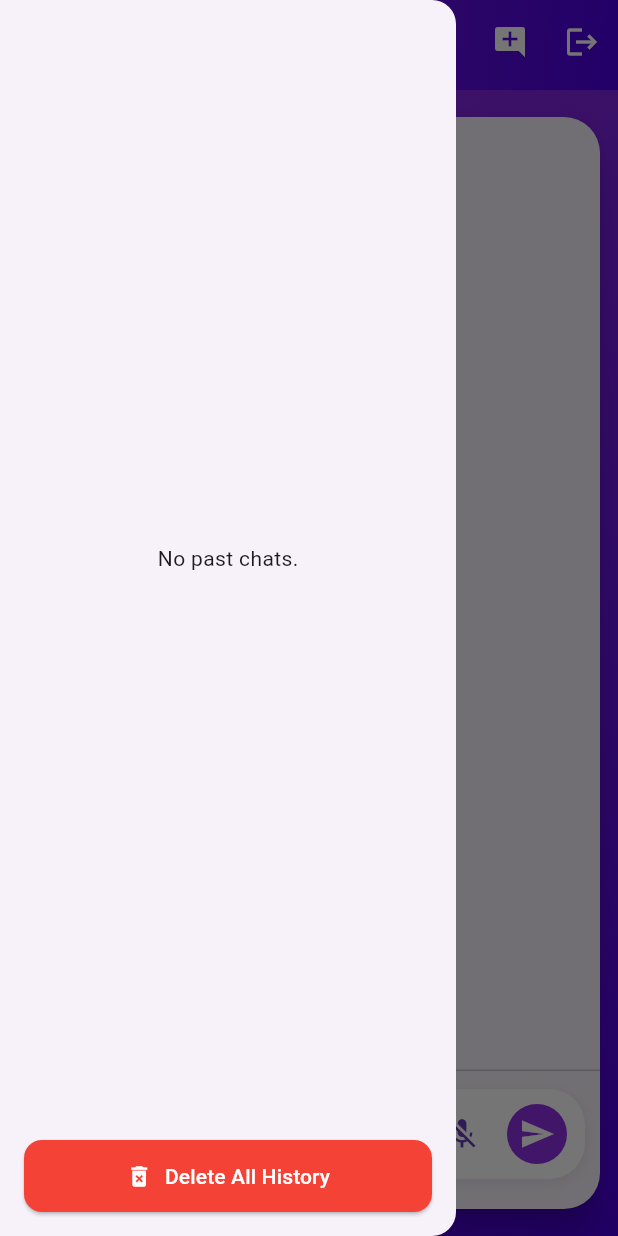
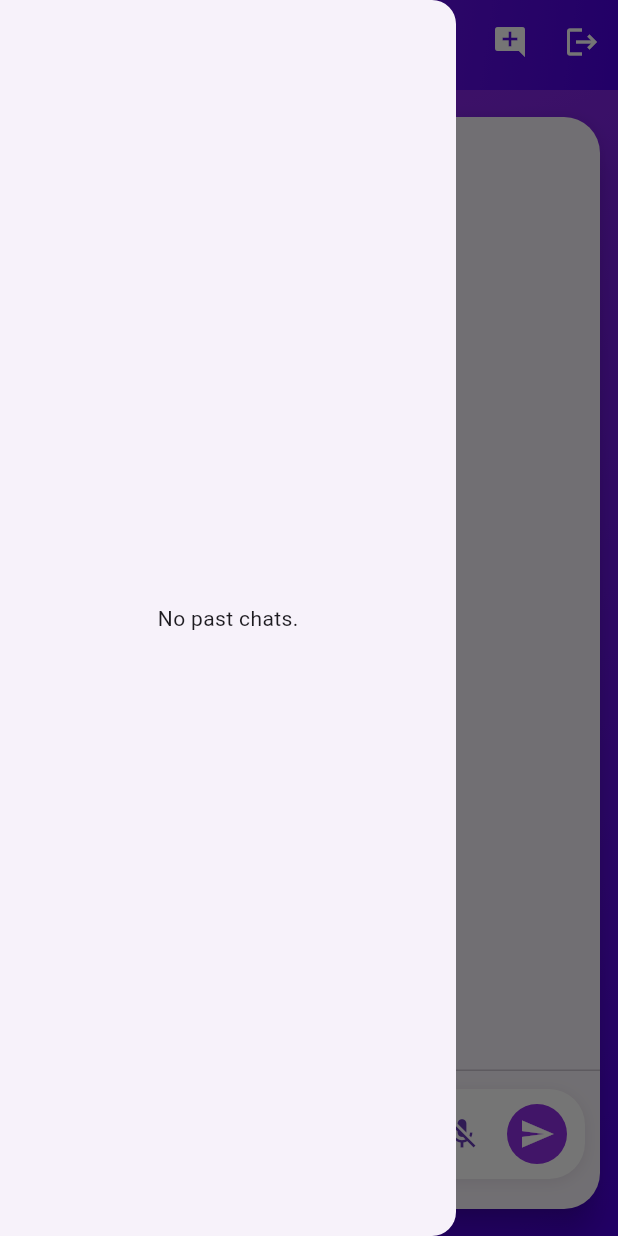
Before and after one commit to saswatsaubhagya/assistant, a Flutter app: the ChatPage screen opened directly with empty values, with the side drawer open, on a phone screen of 412 x 824 dp. Run offline on Flutter 3.47's test engine with Material 3 defaults, Android fonts, the phone set to English and light mode, and no system bars; our stand-ins replace shared_preferences, speech_to_text; accounts and stored records are empty.

Commit message:
Revert "Refactor ChatHistoryDrawer to use StatefulWidget for improved session management"
This reverts commit bd4d1b91fb8eb7f577392179299f93aac7ba097b.

```diff
--- a/lib/widgets/chat_history_drawer.dart
+++ b/lib/widgets/chat_history_drawer.dart
@@ -2,7 +2,7 @@ import 'package:flutter/material.dart';
 import 'package:shared_preferences/shared_preferences.dart';
 import 'dart:convert';
 
-class ChatHistoryDrawer extends StatefulWidget {
+class ChatHistoryDrawer extends StatelessWidget {
   final String currentSessionId;
   final void Function(String sessionId) onSessionSelected;
   const ChatHistoryDrawer({
@@ -11,54 +11,17 @@ class ChatHistoryDrawer extends StatefulWidget {
     required this.onSessionSelected,
   });
 
-  @override
-  State<ChatHistoryDrawer> createState() => _ChatHistoryDrawerState();
-}
-
-class _ChatHistoryDrawerState extends State<ChatHistoryDrawer> {
-  late Future<List<Map<String, dynamic>>> _sessionsFuture;
-
-  @override
-  void initState() {
-    super.initState();
-    _sessionsFuture = _getAllSessions();
-  }
-
   Future<List<Map<String, dynamic>>> _getAllSessions() async {
     final prefs = await SharedPreferences.getInstance();
     final history = prefs.getStringList('chatHistory') ?? [];
     return history.map((e) => jsonDecode(e) as Map<String, dynamic>).toList();
   }
 
-  Future<void> _deleteSession(String sessionId) async {
-    final prefs = await SharedPreferences.getInstance();
-    final history = prefs.getStringList('chatHistory') ?? [];
-    final filtered = history.where((e) {
-      final s = jsonDecode(e) as Map<String, dynamic>;
-      return s['sessionId'] != sessionId;
-    }).toList();
-    await prefs.setStringList('chatHistory', filtered);
-    setState(() {
-      _sessionsFuture = _getAllSessions();
-    });
-  }
-
-  Future<void> _deleteAllSessions() async {
-    final prefs = await SharedPreferences.getInstance();
-    await prefs.remove('chatHistory');
-    setState(() {
-      _sessionsFuture = _getAllSessions();
-    });
-  }
-
   @override
   Widget build(BuildContext context) {
     return Drawer(
-      child: Column(
-        children: [
-          Expanded(
       child: FutureBuilder<List<Map<String, dynamic>>>(
-              future: _sessionsFuture,
+        future: _getAllSessions(),
         builder: (context, snapshot) {
           if (!snapshot.hasData) {
             return const Center(child: CircularProgressIndicator());
@@ -85,41 +48,14 @@ class _ChatHistoryDrawerState extends State<ChatHistoryDrawer> {
                 ),
                 onTap: () {
                   Navigator.pop(context); // close drawer
-                        widget.onSessionSelected(sessionId);
+                  onSessionSelected(sessionId);
                 },
-                      selected: sessionId == widget.currentSessionId,
-                      trailing: IconButton(
-                        icon: const Icon(Icons.delete, color: Colors.red),
-                        tooltip: 'Delete this session',
-                        onPressed: () => _deleteSession(sessionId),
-                      ),
+                selected: sessionId == currentSessionId,
               );
             },
           );
         },
       ),
-          ),
-          Padding(
-            padding: const EdgeInsets.all(16.0),
-            child: SizedBox(
-              width: double.infinity,
-              child: ElevatedButton.icon(
-                style: ElevatedButton.styleFrom(
-                  backgroundColor: Colors.red,
-                  foregroundColor: Colors.white,
-                  shape: RoundedRectangleBorder(
-                    borderRadius: BorderRadius.circular(12),
-                  ),
-                  padding: const EdgeInsets.symmetric(vertical: 14),
-                ),
-                icon: const Icon(Icons.delete_forever),
-                label: const Text('Delete All History'),
-                onPressed: _deleteAllSessions,
-              ),
-            ),
-          ),
-        ],
-      ),
     );
   }
 }
```
Lines whose indentation alone changed are shown as unchanged.
